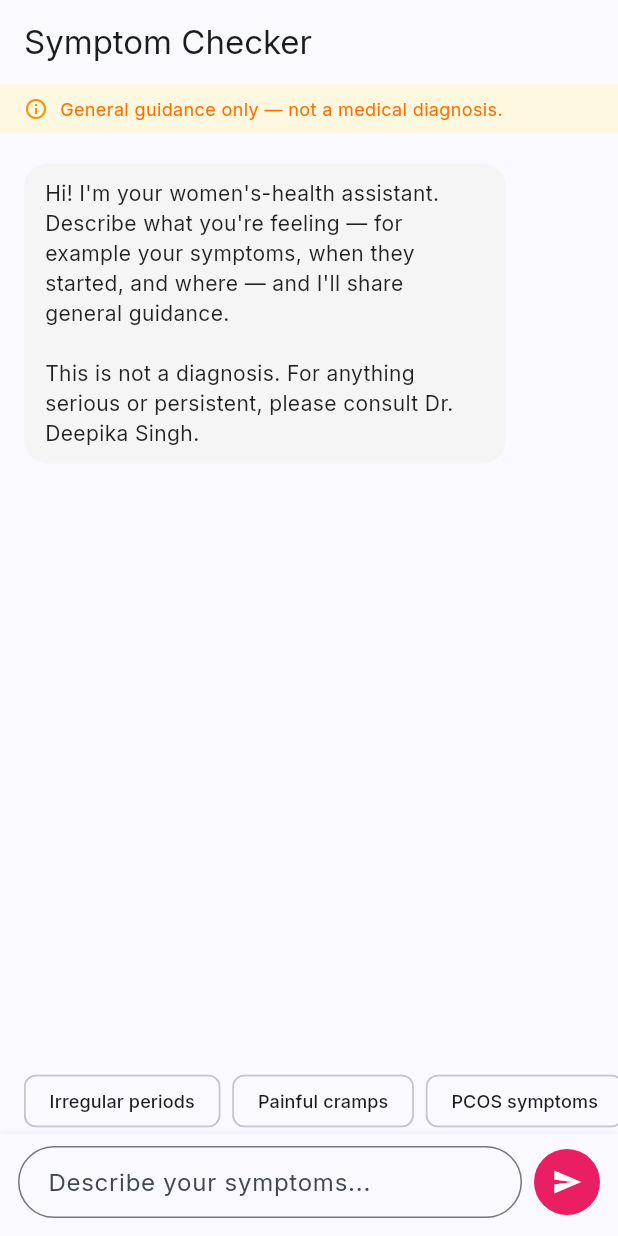
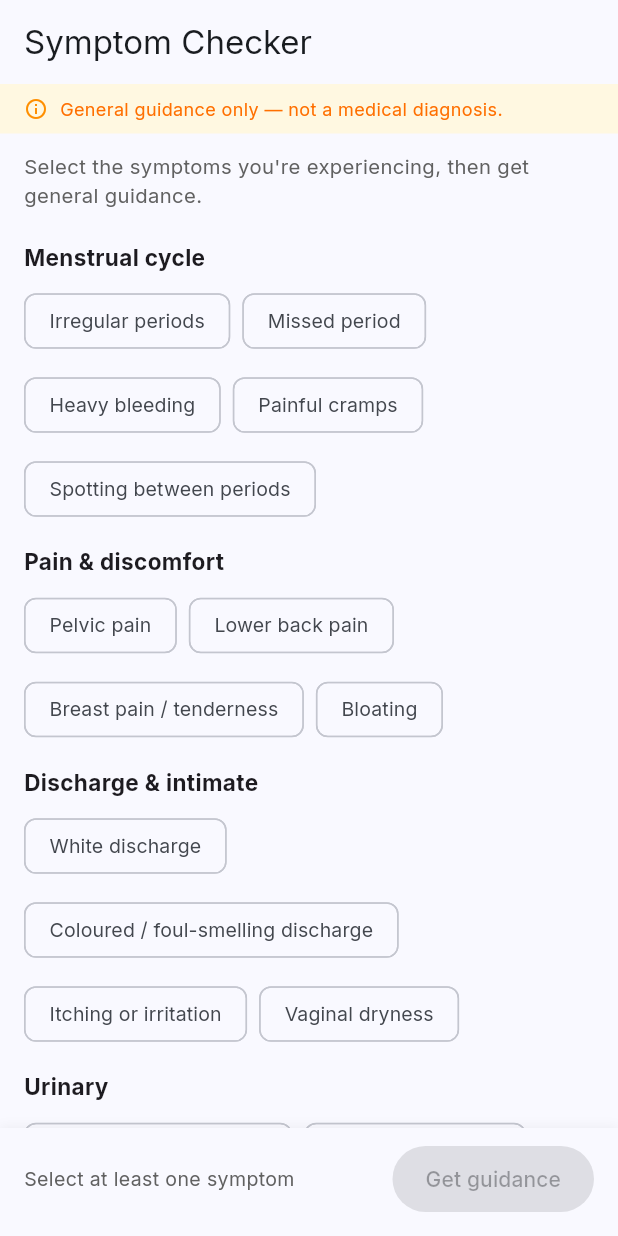
Before and after one commit to akshaykumarsingh025/DiseaseCheckApp, a Flutter app: the SymptomCheckerScreen screen opened by its route, on a phone screen of 412 x 824 dp. Run offline on Flutter 3.47's test engine with Material 3 defaults, Android fonts, the light colour scheme and no system bars; our stand-ins replace cloud_firestore, cloud_functions, connectivity_plus, dio, file_picker, firebase_auth and 21 more; missing offline and left inert: google_mlkit_text_recognition, livekit_client, pdfx, razorpay_flutter; accounts and stored records are empty; network calls fail.

Commit message:
﻿Rework Symptom Checker into a selection-only guided flow
Replace the free-text chat with a structured questionnaire so guidance
stays strictly on-topic:

- Grouped, tappable symptom chips (menstrual, pain, discharge, urinary,
  mood/PMS, PCOS, pregnancy/menopause, general) — no text input
- Structured duration & severity ChoiceChips
- "Get guidance" builds a constrained AI prompt from the selection only,
  returns three fixed sections (causes / see-a-doctor / self-care)
- Red-flag symptoms or "Severe" surface an urgent banner
- Markdown is stripped from the AI reply for clean plain-text rendering
- Local fallback guidance when AI is unavailable
- Reset action and a Consult-doctor CTA

```diff
--- a/lib/screens/symptom_checker_screen.dart
+++ b/lib/screens/symptom_checker_screen.dart
@@ -1,11 +1,14 @@
 import 'package:flutter/material.dart';
+import 'package:go_router/go_router.dart';
 
 import '../services/ai_api_service.dart';
 import '../utils/doctor_info.dart';
 
-/// A lightweight AI symptom checker focused on women's health. It gives
-/// general guidance and always nudges the user to consult Dr. Deepika for
-/// anything concerning — it is not a diagnosis.
+/// A guided, selection-only symptom checker for women's health.
+///
+/// The user picks symptoms from grouped options and answers a couple of
+/// structured questions (duration, severity); there is no free-text chat, so
+/// guidance stays strictly on the selected symptoms. It is not a diagnosis.
 class SymptomCheckerScreen extends StatefulWidget {
   const SymptomCheckerScreen({super.key});
 
@@ -14,101 +17,224 @@ class SymptomCheckerScreen extends StatefulWidget {
 }
 
 class _SymptomCheckerScreenState extends State<SymptomCheckerScreen> {
-  final _controller = TextEditingController();
   final _scroll = ScrollController();
-  final List<_Msg> _messages = [];
-  bool _generating = false;
 
-  static const List<String> _quick = [
+  final Set<String> _selected = {};
+  String? _duration;
+  String? _severity;
+  bool _loading = false;
+  String? _result;
+  bool _urgent = false;
+
+  /// Symptoms grouped by area. Everything the checker can talk about lives here,
+  /// so it can never wander off-topic.
+  static const Map<String, List<String>> _groups = {
+    'Menstrual cycle': [
       'Irregular periods',
+      'Missed period',
+      'Heavy bleeding',
       'Painful cramps',
-    'PCOS symptoms',
+      'Spotting between periods',
+    ],
+    'Pain & discomfort': [
+      'Pelvic pain',
+      'Lower back pain',
+      'Breast pain / tenderness',
+      'Bloating',
+    ],
+    'Discharge & intimate': [
       'White discharge',
-    'Missed period',
-    'Breast pain',
+      'Coloured / foul-smelling discharge',
+      'Itching or irritation',
+      'Vaginal dryness',
+    ],
+    'Urinary': [
+      'Burning when urinating',
+      'Frequent urination',
+      'Blood in urine',
+    ],
+    'Mood & PMS': [
       'Low mood / PMS',
-    'UTI symptoms',
+      'Anxiety or irritability',
+      'Fatigue',
+      'Headache',
+    ],
+    'PCOS signs': [
+      'Acne',
+      'Excess hair growth',
+      'Unexplained weight gain',
+      'Hair thinning',
+    ],
+    'Pregnancy / menopause': [
+      'Nausea or vomiting',
+      'Cramping during pregnancy',
+      'Hot flashes',
+    ],
+    'General': [
+      'Fever',
+      'Dizziness or fainting',
+    ],
+  };
+
+  /// Symptoms that always warrant prompt medical attention.
+  static const Set<String> _redFlags = {
+    'Heavy bleeding',
+    'Blood in urine',
+    'Coloured / foul-smelling discharge',
+    'Cramping during pregnancy',
+    'Fever',
+    'Dizziness or fainting',
+  };
+
+  static const List<String> _durations = [
+    'Started today',
+    'A few days',
+    '1–2 weeks',
+    'Over a month',
   ];
 
-  @override
-  void initState() {
-    super.initState();
-    _messages.add(_Msg(
-      text:
-          'Hi! I\'m your women\'s-health assistant. Describe what you\'re feeling — for example your symptoms, when they started, and where — and I\'ll share general guidance.\n\nThis is not a diagnosis. For anything serious or persistent, please consult ${DoctorInfo.name}.',
-      isUser: false,
-    ));
-  }
+  static const List<String> _severities = ['Mild', 'Moderate', 'Severe'];
 
   @override
   void dispose() {
-    _controller.dispose();
     _scroll.dispose();
     super.dispose();
   }
 
-  void _scrollToBottom() {
+  bool get _canSubmit => _selected.isNotEmpty && !_loading;
+
+  Future<void> _getGuidance() async {
+    if (!_canSubmit) return;
+    setState(() {
+      _loading = true;
+      _result = null;
+    });
+
+    final symptoms = _selected.join(', ');
+    final urgent =
+        _selected.any(_redFlags.contains) || _severity == 'Severe';
+
+    final prompt =
+        '''You are a caring women's-health assistant for a gynaecology clinic. Based ONLY on the structured symptom selection below, give brief, practical guidance. Do NOT ask any questions. Do NOT discuss anything unrelated to these symptoms or women's health.
+
+Selected symptoms: $symptoms
+Duration: ${_duration ?? 'not specified'}
+Severity: ${_severity ?? 'not specified'}
+
+Reply using EXACTLY these three headed sections, each with 2 to 4 short bullet points starting with "- ":
+Possible related causes:
+See a doctor soon if:
+Simple self-care you can try:
+
+Rules:
+- Do NOT give a definitive diagnosis. Use wording like "may be related to".
+- Keep every bullet short and in simple English.
+- Do not add any text outside these three sections except a single closing line advising to consult ${DoctorInfo.name} for a proper check-up.''';
+
+    final result = await AiApiService.generateText(prompt);
+    if (!mounted) return;
+
+    setState(() {
+      _loading = false;
+      _urgent = urgent;
+      _result = result.success && (result.text?.trim().isNotEmpty ?? false)
+          ? _clean(result.text!)
+          : _fallbackGuidance(symptoms, urgent);
+    });
     WidgetsBinding.instance.addPostFrameCallback((_) {
       if (_scroll.hasClients) {
         _scroll.animateTo(_scroll.position.maxScrollExtent,
-            duration: const Duration(milliseconds: 250), curve: Curves.easeOut);
+            duration: const Duration(milliseconds: 300), curve: Curves.easeOut);
       }
     });
   }
 
-  Future<void> _send([String? preset]) async {
-    final text = (preset ?? _controller.text).trim();
-    if (text.isEmpty || _generating) return;
-    _controller.clear();
+  /// Strips markdown (heading `#` and bold `**`) so the guidance renders cleanly
+  /// in plain text.
+  String _clean(String s) {
+    final lines = s.split('\n').map((l) {
+      var t = l.replaceAll('**', '').replaceAll('__', '');
+      t = t.replaceFirst(RegExp(r'^\s*#{1,6}\s*'), '');
+      return t.replaceFirst(RegExp(r'^\s*[*•]\s+'), '- ');
+    });
+    return lines.join('\n').trim();
+  }
+
+  String _fallbackGuidance(String symptoms, bool urgent) {
+    return 'Possible related causes:\n'
+        '- Your selected symptoms ($symptoms) can have several common causes and often settle on their own.\n\n'
+        'See a doctor soon if:\n'
+        '- The symptoms get worse, last longer than expected, or you feel very unwell.\n'
+        '${urgent ? '- Some of what you selected can be serious — please seek care promptly.\n' : ''}\n'
+        'Simple self-care you can try:\n'
+        '- Rest, stay hydrated, and track when the symptoms happen.\n\n'
+        'Please consult ${DoctorInfo.name} for a proper check-up.';
+  }
+
+  void _reset() {
     setState(() {
-      _messages.add(_Msg(text: text, isUser: true));
-      _generating = true;
+      _selected.clear();
+      _duration = null;
+      _severity = null;
+      _result = null;
+      _urgent = false;
     });
-    _scrollToBottom();
-
-    final history = _messages
-        .where((m) => m.isUser)
-        .map((m) => m.text)
-        .take(6)
-        .join('; ');
-
-    final prompt =
-        '''You are a caring women's-health assistant for a gynaecology clinic. A patient describes symptoms. Give brief, practical, reassuring guidance in simple English.
-
-Rules:
-- Do NOT give a definitive diagnosis. Use phrases like "this could be related to...".
-- Mention 1-3 possible common causes, simple self-care they can try, and clear red-flag signs that mean they should see a doctor soon.
-- If symptoms sound urgent (heavy bleeding, severe pain, fever, fainting, pregnancy complications), tell them to seek care promptly.
-- Always end by suggesting they consult ${DoctorInfo.name} for a proper check-up.
-- Keep it under 8 short sentences. Use a friendly tone.
-
-Patient's symptoms so far: $history
-
-Latest message: $text''';
-
-    final result = await AiApiService.generateText(prompt);
-
-    if (!mounted) return;
-    setState(() {
-      _generating = false;
-      _messages.add(_Msg(
-        text: result.success && result.text != null
-            ? result.text!
-            : 'Sorry, I couldn\'t analyse that right now. Please check your connection or consult ${DoctorInfo.name} directly.',
-        isUser: false,
-      ));
-    });
-    _scrollToBottom();
   }
 
   @override
   Widget build(BuildContext context) {
     return Scaffold(
-      appBar: AppBar(title: const Text('Symptom Checker')),
+      appBar: AppBar(
+        title: const Text('Symptom Checker'),
+        actions: [
+          if (_selected.isNotEmpty || _result != null)
+            TextButton(
+              onPressed: _reset,
+              child: const Text('Reset'),
+            ),
+        ],
+      ),
       body: SafeArea(
         child: Column(
           children: [
-            Container(
+            _disclaimer(),
+            Expanded(
+              child: ListView(
+                controller: _scroll,
+                padding: const EdgeInsets.fromLTRB(16, 12, 16, 24),
+                children: [
+                  Text(
+                    'Select the symptoms you\'re experiencing, then get general guidance.',
+                    style:
+                        TextStyle(fontSize: 13.5, color: Colors.grey.shade700),
+                  ),
+                  const SizedBox(height: 8),
+                  for (final entry in _groups.entries) _group(entry.key, entry.value),
+                  const SizedBox(height: 8),
+                  _questionHeader('How long have you had these?'),
+                  _choiceRow(_durations, _duration,
+                      (v) => setState(() => _duration = v)),
+                  const SizedBox(height: 12),
+                  _questionHeader('How severe does it feel?'),
+                  _choiceRow(_severities, _severity,
+                      (v) => setState(() => _severity = v)),
+                  const SizedBox(height: 20),
+                  if (_result != null) ...[
+                    _resultCard(),
+                    const SizedBox(height: 16),
+                  ],
+                ],
+              ),
+            ),
+            _bottomBar(),
+          ],
+        ),
+      ),
+    );
+  }
+
+  Widget _disclaimer() {
+    return Container(
       width: double.infinity,
       color: Colors.amber.shade50,
       padding: const EdgeInsets.symmetric(horizontal: 16, vertical: 8),
@@ -119,152 +245,191 @@ Latest message: $text''';
           Expanded(
             child: Text(
               'General guidance only — not a medical diagnosis.',
-                      style:
-                          TextStyle(fontSize: 12, color: Colors.amber.shade900),
-                    ),
-                  ),
-                ],
-              ),
-            ),
-            Expanded(
-              child: ListView.builder(
-                controller: _scroll,
-                padding: const EdgeInsets.all(16),
-                itemCount: _messages.length + (_generating ? 1 : 0),
-                itemBuilder: (context, i) {
-                  if (i == _messages.length) {
-                    return const _TypingBubble();
-                  }
-                  return _bubble(_messages[i]);
-                },
-              ),
-            ),
-            if (_messages.length <= 1)
-              SizedBox(
-                height: 44,
-                child: ListView(
-                  scrollDirection: Axis.horizontal,
-                  padding: const EdgeInsets.symmetric(horizontal: 12),
-                  children: _quick
-                      .map((q) => Padding(
-                            padding: const EdgeInsets.symmetric(horizontal: 4),
-                            child: ActionChip(
-                              label: Text(q,
-                                  style: const TextStyle(fontSize: 12)),
-                              onPressed: () => _send(q),
-                            ),
-                          ))
-                      .toList(),
-                ),
-              ),
-            _inputBar(),
-          ],
-        ),
-      ),
-    );
-  }
-
-  Widget _bubble(_Msg m) {
-    return Align(
-      alignment: m.isUser ? Alignment.centerRight : Alignment.centerLeft,
-      child: Container(
-        margin: const EdgeInsets.symmetric(vertical: 4),
-        padding: const EdgeInsets.symmetric(horizontal: 14, vertical: 10),
-        constraints: BoxConstraints(
-            maxWidth: MediaQuery.of(context).size.width * 0.78),
-        decoration: BoxDecoration(
-          color: m.isUser ? Colors.pink.shade400 : Colors.grey.shade100,
-          borderRadius: BorderRadius.circular(16),
-        ),
-        child: Text(
-          m.text,
-          style: TextStyle(
-              color: m.isUser ? Colors.white : Colors.black87, fontSize: 14),
-        ),
-      ),
-    );
-  }
-
-  Widget _inputBar() {
-    return Container(
-      padding: const EdgeInsets.fromLTRB(12, 8, 12, 12),
-      decoration: BoxDecoration(
-        color: Theme.of(context).cardColor,
-        boxShadow: [
-          BoxShadow(color: Colors.black.withValues(alpha: 0.05), blurRadius: 4),
-        ],
-      ),
-      child: Row(
-        children: [
-          Expanded(
-            child: TextField(
-              controller: _controller,
-              textCapitalization: TextCapitalization.sentences,
-              minLines: 1,
-              maxLines: 4,
-              decoration: InputDecoration(
-                hintText: 'Describe your symptoms...',
-                border:
-                    OutlineInputBorder(borderRadius: BorderRadius.circular(24)),
-                contentPadding:
-                    const EdgeInsets.symmetric(horizontal: 16, vertical: 10),
-              ),
-              onSubmitted: (_) => _send(),
-            ),
-          ),
-          const SizedBox(width: 8),
-          Material(
-            color: Colors.pink,
-            shape: const CircleBorder(),
-            child: InkWell(
-              customBorder: const CircleBorder(),
-              onTap: _generating ? null : () => _send(),
-              child: const Padding(
-                padding: EdgeInsets.all(12),
-                child: Icon(Icons.send, color: Colors.white, size: 20),
-              ),
+              style: TextStyle(fontSize: 12, color: Colors.amber.shade900),
             ),
           ),
         ],
       ),
     );
   }
+
+  Widget _group(String title, List<String> symptoms) {
+    return Column(
+      crossAxisAlignment: CrossAxisAlignment.start,
+      children: [
+        Padding(
+          padding: const EdgeInsets.only(top: 14, bottom: 8),
+          child: Text(title,
+              style:
+                  const TextStyle(fontSize: 15, fontWeight: FontWeight.bold)),
+        ),
+        Wrap(
+          spacing: 8,
+          runSpacing: 8,
+          children: symptoms.map((s) {
+            final selected = _selected.contains(s);
+            return FilterChip(
+              label: Text(s),
+              selected: selected,
+              showCheckmark: true,
+              selectedColor: Colors.pink.shade100,
+              checkmarkColor: Colors.pink.shade700,
+              labelStyle: TextStyle(
+                fontSize: 13,
+                color: selected ? Colors.pink.shade900 : null,
+                fontWeight: selected ? FontWeight.w600 : FontWeight.normal,
+              ),
+              onSelected: (v) => setState(() {
+                if (v) {
+                  _selected.add(s);
+                } else {
+                  _selected.remove(s);
+                }
+              }),
+            );
+          }).toList(),
+        ),
+      ],
+    );
   }
 
-class _Msg {
-  final String text;
-  final bool isUser;
-  _Msg({required this.text, required this.isUser});
+  Widget _questionHeader(String text) {
+    return Padding(
+      padding: const EdgeInsets.only(bottom: 8),
+      child:
+          Text(text, style: const TextStyle(fontSize: 15, fontWeight: FontWeight.bold)),
+    );
   }
 
-class _TypingBubble extends StatelessWidget {
-  const _TypingBubble();
+  Widget _choiceRow(
+      List<String> options, String? value, ValueChanged<String?> onChanged) {
+    return Wrap(
+      spacing: 8,
+      runSpacing: 8,
+      children: options.map((o) {
+        final selected = value == o;
+        return ChoiceChip(
+          label: Text(o),
+          selected: selected,
+          selectedColor: Colors.pink.shade100,
+          labelStyle: TextStyle(
+            fontSize: 13,
+            color: selected ? Colors.pink.shade900 : null,
+            fontWeight: selected ? FontWeight.w600 : FontWeight.normal,
+          ),
+          onSelected: (_) => onChanged(selected ? null : o),
+        );
+      }).toList(),
+    );
+  }
 
-  @override
-  Widget build(BuildContext context) {
-    return Align(
-      alignment: Alignment.centerLeft,
-      child: Container(
-        margin: const EdgeInsets.symmetric(vertical: 4),
-        padding: const EdgeInsets.symmetric(horizontal: 16, vertical: 12),
+  Widget _resultCard() {
+    return Column(
+      crossAxisAlignment: CrossAxisAlignment.stretch,
+      children: [
+        if (_urgent)
+          Container(
+            margin: const EdgeInsets.only(bottom: 12),
+            padding: const EdgeInsets.all(12),
             decoration: BoxDecoration(
-          color: Colors.grey.shade100,
-          borderRadius: BorderRadius.circular(16),
+              color: Colors.red.shade50,
+              borderRadius: BorderRadius.circular(12),
+              border: Border.all(color: Colors.red.shade200),
             ),
-        child: const SizedBox(
-          width: 40,
             child: Row(
-            mainAxisAlignment: MainAxisAlignment.spaceBetween,
               children: [
-              SizedBox(
-                  width: 8,
-                  height: 8,
-                  child: CircularProgressIndicator(strokeWidth: 2)),
-              Text('...', style: TextStyle(color: Colors.grey)),
+                Icon(Icons.warning_amber_rounded, color: Colors.red.shade600),
+                const SizedBox(width: 10),
+                Expanded(
+                  child: Text(
+                    'Some of what you selected can be serious. Please seek medical care promptly.',
+                    style: TextStyle(
+                        fontSize: 13,
+                        color: Colors.red.shade900,
+                        fontWeight: FontWeight.w600),
+                  ),
+                ),
+              ],
+            ),
+          ),
+        Card(
+          elevation: 1.5,
+          shape: RoundedRectangleBorder(borderRadius: BorderRadius.circular(16)),
+          child: Padding(
+            padding: const EdgeInsets.all(16),
+            child: Column(
+              crossAxisAlignment: CrossAxisAlignment.start,
+              children: [
+                Row(
+                  children: [
+                    Icon(Icons.health_and_safety,
+                        color: Colors.pink.shade400, size: 20),
+                    const SizedBox(width: 8),
+                    const Text('Guidance',
+                        style: TextStyle(
+                            fontSize: 16, fontWeight: FontWeight.bold)),
+                  ],
+                ),
+                const SizedBox(height: 10),
+                SelectableText(
+                  _result!,
+                  style: const TextStyle(fontSize: 14, height: 1.5),
+                ),
               ],
             ),
           ),
         ),
+        const SizedBox(height: 12),
+        FilledButton.icon(
+          style: FilledButton.styleFrom(
+            backgroundColor: const Color(0xFF0F3460),
+            padding: const EdgeInsets.symmetric(vertical: 14),
+          ),
+          onPressed: () => context.push('/online-opd'),
+          icon: const Icon(Icons.local_hospital),
+          label: const Text('Consult ${DoctorInfo.name}'),
+        ),
+      ],
+    );
+  }
+
+  Widget _bottomBar() {
+    return Container(
+      padding: const EdgeInsets.fromLTRB(16, 10, 16, 14),
+      decoration: BoxDecoration(
+        color: Theme.of(context).cardColor,
+        boxShadow: [
+          BoxShadow(color: Colors.black.withValues(alpha: 0.06), blurRadius: 6),
+        ],
+      ),
+      child: Row(
+        children: [
+          Expanded(
+            child: Text(
+              _selected.isEmpty
+                  ? 'Select at least one symptom'
+                  : '${_selected.length} symptom${_selected.length == 1 ? '' : 's'} selected',
+              style: TextStyle(fontSize: 13, color: Colors.grey.shade700),
+            ),
+          ),
+          const SizedBox(width: 12),
+          FilledButton(
+            style: FilledButton.styleFrom(
+              backgroundColor: Colors.pink,
+              padding: const EdgeInsets.symmetric(horizontal: 22, vertical: 12),
+            ),
+            onPressed: _canSubmit ? _getGuidance : null,
+            child: _loading
+                ? const SizedBox(
+                    width: 18,
+                    height: 18,
+                    child: CircularProgressIndicator(
+                        strokeWidth: 2, color: Colors.white),
+                  )
+                : Text(_result == null ? 'Get guidance' : 'Update'),
+          ),
+        ],
+      ),
     );
   }
 }
```
Lines whose indentation alone changed are shown as unchanged.
